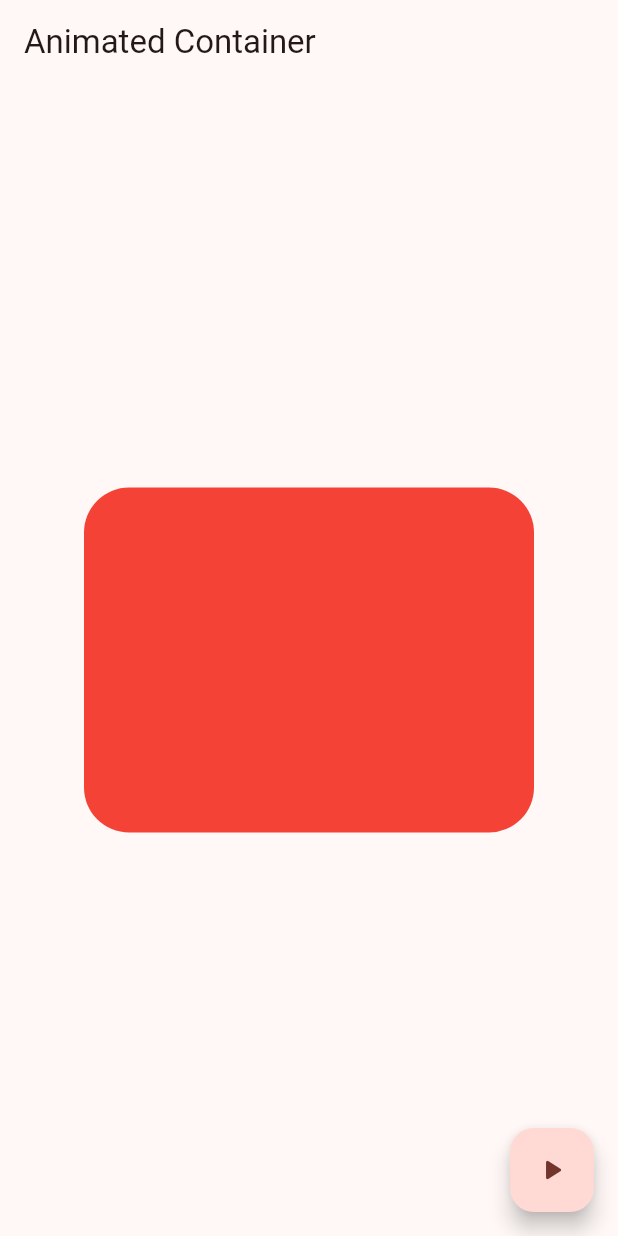
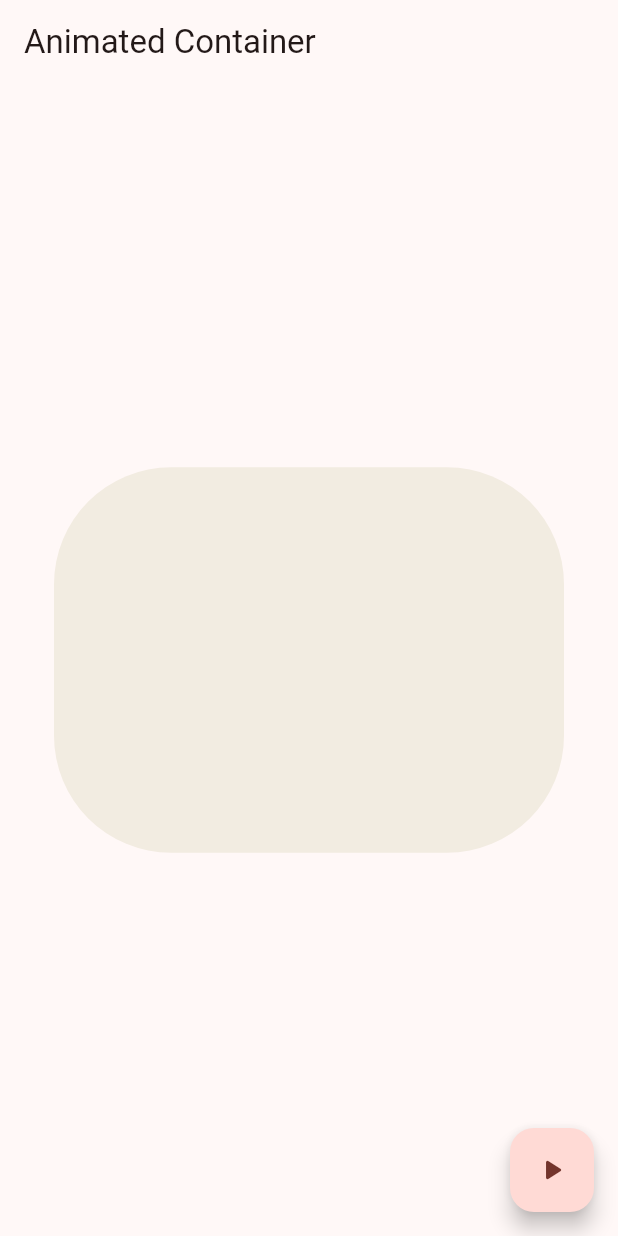
Before and after one commit to MiltonDanielhch/proyecto_tres, a Flutter app: the AnimatedScreen screen opened by its route, after a tap on the "play arrow" icon, on a phone screen of 412 x 824 dp. Run offline on Flutter 3.47's test engine with Material 3 defaults, Android fonts, the phone set to English and light mode, and no system bars; our stand-ins replace go_router.

Commit message:
animated container terminado

```diff
--- a/lib/presentation/screens/animated/animated_screen.dart
+++ b/lib/presentation/screens/animated/animated_screen.dart
@@ -1,8 +1,35 @@
+import 'dart:math' show Random;
 import 'package:flutter/material.dart';
 
-class AnimatedScreen extends StatelessWidget {
+class AnimatedScreen extends StatefulWidget {
   static const name = 'animated_screen';
   const AnimatedScreen({super.key});
+
+  @override
+  State<AnimatedScreen> createState() => _AnimatedScreenState();
+}
+
+class _AnimatedScreenState extends State<AnimatedScreen> {
+  double width = 50;
+  double height = 50;
+  Color color = Colors.red;
+  double borderRadius = 10.0;
+
+  void changeShape() {
+    final random = Random();
+
+    width = random.nextInt(300) + 120;
+    height = random.nextInt(300) + 120;
+    color = Color.fromARGB(
+      random.nextInt(255),
+      random.nextInt(255),
+      random.nextInt(255),
+      1,
+    );
+    borderRadius = random.nextInt(100) + 20;
+
+    setState(() {});
+  }
 
   @override
   Widget build(BuildContext context) {
@@ -13,17 +40,17 @@ class AnimatedScreen extends StatelessWidget {
       body: Center(
         child: AnimatedContainer(
           duration: const Duration(milliseconds: 400),
-          curve: Curves.easeInCubic,
-          width: 300,
-          height: 230,
+          curve: Curves.elasticInOut,
+          width: width <= 0 ? 0 : width,
+          height: height <= 0 ? 0 : height,
           decoration: BoxDecoration(
-            color: Colors.red,
-            borderRadius: BorderRadius.circular(30),
+            color: color,
+            borderRadius: BorderRadius.circular(borderRadius),
           ),
         ),
       ),
       floatingActionButton: FloatingActionButton(
-        onPressed: () {},
+        onPressed: changeShape,
         child: const Icon(Icons.play_arrow_rounded),
       ),
     );
```
